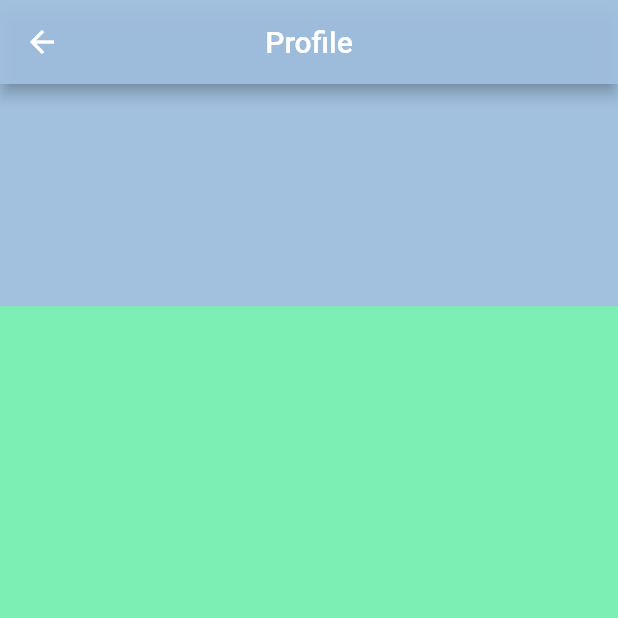
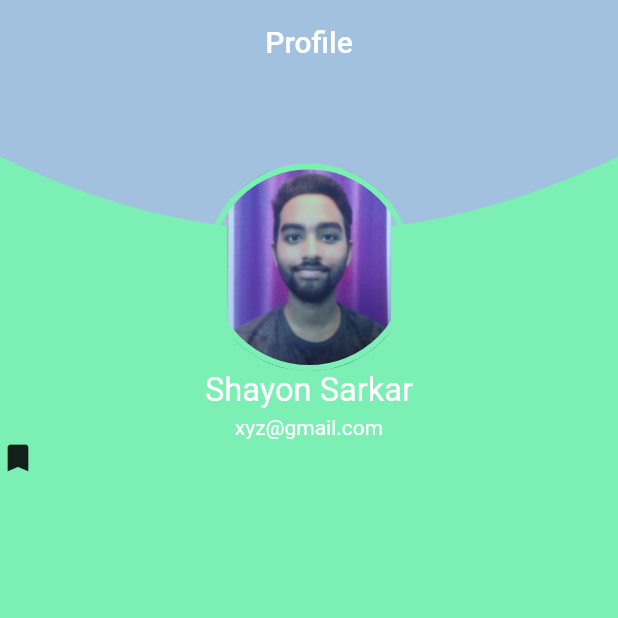
Before and after one commit to gfadu/finymo, a Flutter app: the home screen opened directly, on a phone screen of 412 x 824 dp, the top half of it. Run offline on Flutter 3.47's test engine with Material 2 defaults, Android fonts, the phone set to English and light mode, and no system bars.

Commit message:
Home page

```diff
--- a/lib/components/body.dart
+++ b/lib/components/body.dart
@@ -1,13 +1,15 @@
 import 'package:finymo/size_config.dart';
 import 'package:flutter/material.dart';
+import 'info.dart';
 
 class Body extends StatelessWidget {
-
   static Orientation orientation;
   static MediaQueryData _mediaQueryData;
   static double defaultSize;
   static double screenWidth;
   static double screenHeight;
+
+
 
   @override
   Widget build(BuildContext context) {
@@ -20,35 +22,20 @@ class Body extends StatelessWidget {
         : screenWidth * 0.024;
     return Column(
       children: <Widget>[
-        SizedBox(
-          height: defaultSize * 24 ,
-          child: Stack(
+        Info(
+            defaultSize: defaultSize,
+            image: "images/profile.jpg",
+            name: "Shayon Sarkar",
+            email: "xyz@gmail.com",
+        ),
+        Row(
           children: <Widget>[
-              ClipPath(
-                child:Container(
-                  height: defaultSize*15,
-                  color: Color(0x6DEEE5A5BCE4),
-                ) ,
+            Icon(
+              Icons.bookmark
             )
           ],
-          ),
         )
       ],
     );
   }
 }
-
-class CustomShape extends CustomClipper<Path>{
-
-  @override
-  Path getClip(Size size) {
-
-    // TODO: implement getClip
-    throw UnimplementedError();
-  }
-
-  @override
-  bool shouldReclip(CustomClipper<Path> oldClipper) {
-    // TODO: implement shouldReclip
-    throw UnimplementedError();
-  }}
--- /dev/null
+++ b/lib/components/info.dart
@@ -0,0 +1,89 @@
+import 'package:flutter/material.dart';
+
+class Info extends StatelessWidget {
+  const Info({
+    Key key,
+    @required this.defaultSize, this.name, this.email, this.image,
+  }) : super(key: key);
+
+  final double defaultSize;
+  final String name, email, image;
+
+  @override
+  Widget build(BuildContext context) {
+    return SizedBox(
+      height: defaultSize * 24,
+      child: Stack(
+        children: <Widget>[
+          ClipPath(
+            clipper: CustomShape(),
+            child: Container(
+              height: defaultSize * 15,
+              color: Color(0x6DEEE5A5BCE4),
+            ),
+          ),
+          Center(
+            child: Column(
+              mainAxisAlignment: MainAxisAlignment.end,
+              children: <Widget>[
+                Container(
+                  height: defaultSize * 14,
+                  width: defaultSize * 14,
+                  decoration: BoxDecoration(
+                      shape: BoxShape.circle,
+                      border: Border.all(
+                        color: Color(0xA2F5FF7CEFB5),
+                        width: defaultSize*0.4,
+                      ),
+                      image: DecorationImage(
+                        image: AssetImage(image),
+                      )
+                  ),
+                ),
+                Text(
+                  name,
+                  style: TextStyle(
+                    fontSize: defaultSize * 2.2,
+                    color: Colors.white,
+                  ),
+                ),
+                SizedBox(
+                  height: defaultSize / 2,
+                ),
+                Text(
+                  email,
+                  style: TextStyle(
+                      fontWeight: FontWeight.w400,
+                      color: Colors.white
+                  ),
+                )
+              ],
+            ),
+          )
+        ],
+      ),
+    );
+  }
+}
+
+class CustomShape extends CustomClipper<Path> {
+  @override
+  Path getClip(Size size) {
+    var path = Path();
+    double height = size.height;
+    double width = size.width;
+    path.lineTo(0, height - 100);
+    path.quadraticBezierTo(width / 2, height, width, height - 100);
+    path.lineTo(width, 0);
+    path.close();
+    return path;
+    // TODO: implement getClip
+    throw UnimplementedError();
+  }
+
+  @override
+  bool shouldReclip(CustomClipper<Path> oldClipper) {
+    // TODO: implement shouldReclip
+    throw UnimplementedError();
+  }
+}
--- a/lib/screen/Home.dart
+++ b/lib/screen/Home.dart
@@ -1,9 +1,12 @@
 import 'package:finymo/components/body.dart';
+import 'package:finymo/size_config.dart';
 import 'package:flutter/material.dart';
 
+// ignore: camel_case_types
 class home extends StatelessWidget {
   @override
   Widget build(BuildContext context) {
+    SizeConfig().init(context);
     return Scaffold(
       appBar: buildAppBar(),
       body: Body(),
@@ -14,8 +17,11 @@ class home extends StatelessWidget {
   AppBar buildAppBar() {
     return AppBar(
       backgroundColor: Color(0x6DEEE5A5BCE4),
+      leading: SizedBox(),
       centerTitle: true,
       title: Text("Profile"),
+      elevation: 0.0,
+      bottomOpacity: 0.0,
       actions: <Widget>[
         FlatButton(
           onPressed: () {},
--- a/pubspec.yaml
+++ b/pubspec.yaml
@@ -34,6 +34,7 @@ dev_dependencies:
   flutter_test:
     sdk: flutter
 
+
 # For information on the generic Dart part of this file, see the
 # following page: https://dart.dev/tools/pub/pubspec
 
@@ -50,6 +51,7 @@ flutter:
     - images/facebook.jpg
     - images/google.jpg
     - images/finymo1.png
+    - images/profile.jpg
 
   # An image asset can refer to one or more resolution-specific "variants", see
   # https://flutter.dev/assets-and-images/#resolution-aware.
```
Also changed, not shown: images/profile.jpg (added). Lines whose indentation alone changed are shown as unchanged.
